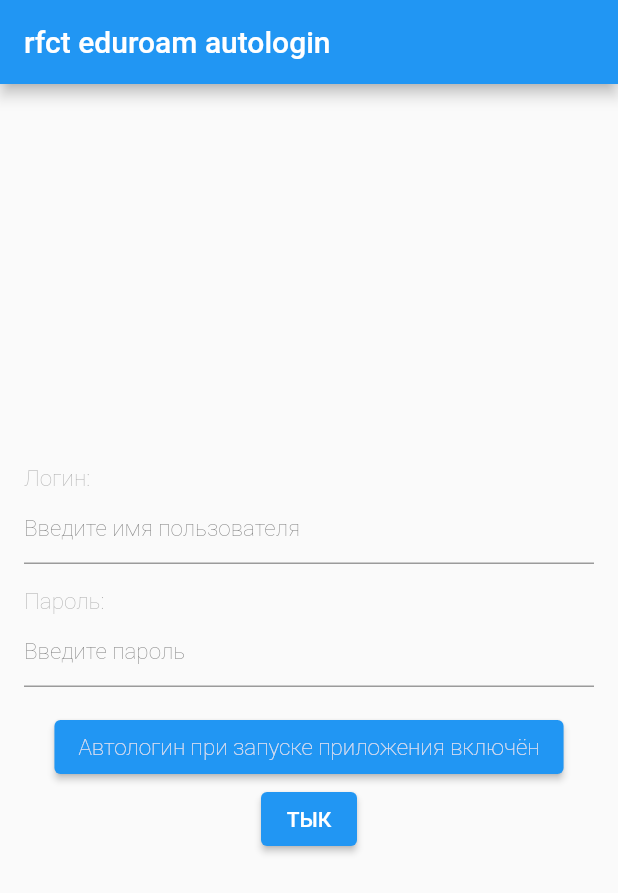
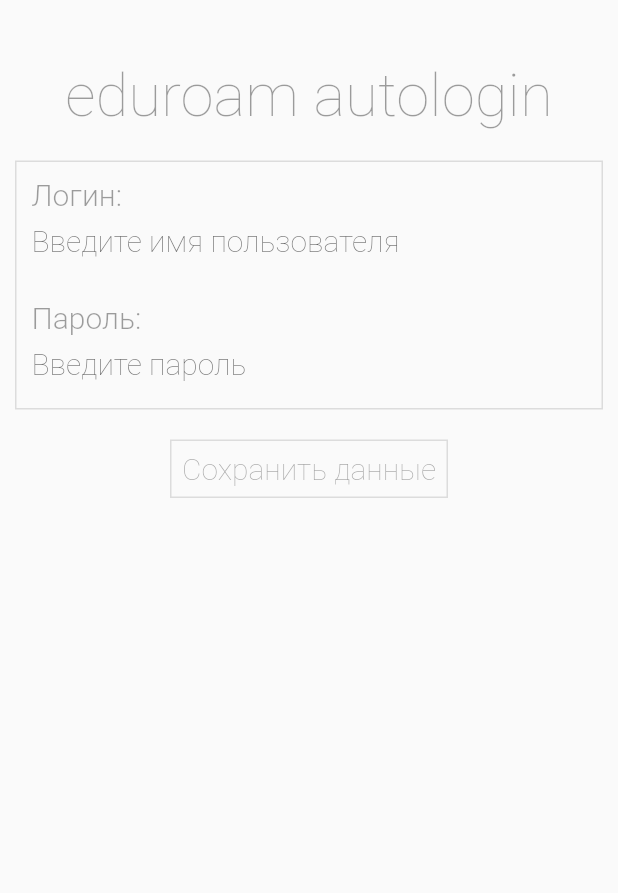
Before and after one commit to dispersik/eduroam_autologin, a Flutter app: the screen it shows after launch, on a phone screen of 412 x 824 dp. Shown: the top 893 px of the screen. Run offline on Flutter 3.47's test engine with Material 2 defaults, Android fonts, the phone set to English and light mode, and no system bars; our stand-ins replace shared_preferences.

Commit message:
changed ui; refactored code

```diff
--- a/lib/main.dart
+++ b/lib/main.dart
@@ -3,15 +3,11 @@
 import 'package:url_launcher/url_launcher.dart';
 import 'package:shared_preferences/shared_preferences.dart';
 import 'package:eduroam_autologin/storageHelper.dart';
+import 'package:eduroam_autologin/ui_helper.dart';
 
 void main() {
   runApp(MyApp());
 }
-
-final List<String> credentialLocal = List<String>();
-bool _credenitalUpdated = false;
-bool autologinAtStartUp = true;
-bool startUpState = true;
 
 class MyApp extends StatelessWidget {
   // This widget is the root of your application.
@@ -22,196 +18,64 @@
       theme: ThemeData(
         primarySwatch: Colors.blue,
       ),
-      home: MyHomePage(title: 'rfct eduroam autologin'),
+      home: MyHomePage(),
     );
   }
 }
 
 class MyHomePage extends StatefulWidget {
-  MyHomePage({Key key, this.title}) : super(key: key);
-
-  final String title;
+  MyHomePage({Key key}) : super(key: key);
 
   @override
   _MyHomePageState createState() => _MyHomePageState();
 }
 
 class _MyHomePageState extends State<MyHomePage> {
-  final loginController = TextEditingController();
-  final passwordController = TextEditingController();
-
-  void connectToEduroam(List<String> credential) async {
-    if (credential.isNotEmpty && credential[0]!= null && credential[1]!=null) {
-    final link = 'http://'+credential[0]+":"+credential[1]+'@10.0.0.10/connect.html';
-    if (await canLaunch (link)) {
+  void connectToEduroam(String login, String password) async {
+    if (login != null && password != null) {
+      final link =
+          'http://' + login + ":" + password + '@10.0.0.10/connect.html';
+      if (await canLaunch(link)) {
         await launch(link, forceSafariVC: false);
         print('Eduroam get happen');
       }
     }
   }
 
-  Future<List<String>> loadData() async {
-    final prefs = await SharedPreferences.getInstance();
-    final credential = prefs.getStringList('credential');
-
-    return credential;
-  }
-
-  getData() async {
-    List<String> cred = await loadData();
-    print(cred);
-    if (cred!=null && cred.isNotEmpty) {
-      setState(() {
-        credentialLocal.clear();
-        credentialLocal.addAll(cred);
-      });
-    }
-  }
-
-  void saveData(List<String> credential) async {
-    final prefs = await SharedPreferences.getInstance();
-    prefs.setStringList('credential', credential);
-  }
-
-  Color getColor(Set<MaterialState> states) {
-    if (autologinAtStartUp) {
-      return Colors.blue;
-    }
-    return Colors.blueGrey;
-  }
-
-  String getButtonText() {
-    if (autologinAtStartUp)
-      return 'Автологин при запуске приложения включён';
-    return 'Автологин при запуске приложения выключен';
-  }
-
-  final TextStyle _styleLight = TextStyle(
-    color: Colors.red[50].withOpacity(0.9),
-    // color: Colors.black38,
-    fontSize: 15,
-    fontWeight: FontWeight.w200,
-  );
-
-  final TextStyle _styleDark = TextStyle(
-    // color: Colors.red[50].withOpacity(0.9),
-    color: Colors.black38,
-    fontSize: 15,
-    fontWeight: FontWeight.w200,
-  );
-
-  changeLogin(String login) {
-    if (login!=null || login.length != 0) {
-      if (credentialLocal == null || credentialLocal.isEmpty) {
-        setState(() {
-          credentialLocal.clear();
-          credentialLocal.add(login);
-          credentialLocal.add('');
-        });
-      }
-      else {
-        setState(() {
-          credentialLocal[0] = login;
-        });
-      }
-      saveData(credentialLocal);
-    }
-  }
-
-  changePassword(String password) {
-    if (password!=null || password.length != 0) {
-      print(credentialLocal);
-      if (credentialLocal == null || credentialLocal.isEmpty) {
-        setState(() {
-          credentialLocal.clear();
-          credentialLocal.add('');
-          credentialLocal.add(password);
-        });
-      }
-      else {
-        credentialLocal[1] = password;
-      }
-      saveData(credentialLocal);
-    }
-  }
-
   @override
   Widget build(BuildContext context) {
-    if (startUpState) {
-      getData();
-
-      if (credentialLocal != null && credentialLocal.isNotEmpty) {
-        setState(() {
-          loginController.text = credentialLocal[0];
-          passwordController.text = credentialLocal[1];
-        });
-      }
-
-      if (autologinAtStartUp) {
-        connectToEduroam(credentialLocal);
-      }
-
-      startUpState = false;
-    }
-
     return Scaffold(
-      appBar: AppBar(
-        title: Text(widget.title),
+      // appBar: AppBar(
+      //   title: Text(widget.title),
+      // ),
+      body: Center(
+        child: Column(
+          mainAxisAlignment: MainAxisAlignment.start,
+          children: <Widget>[
+            titleElement(),
+            Padding(
+                padding:
+                    EdgeInsets.only(left: 10, right: 10, bottom: 20, top: 20),
+              child: Container(
+                decoration: BoxDecoration(
+                  border: Border.all(color: Colors.black12),
                 ),
-      body: Padding(
-        padding: EdgeInsets.all(16),
-        child: Center(
+                child: Padding(
+                  padding: EdgeInsets.all(10),
                   child: Column(
-            mainAxisAlignment: MainAxisAlignment.center,
-            children: <Widget>[
-              Row(children: [Text('Логин: ', textAlign: TextAlign.left, style: _styleDark,),]),
-              Row(children: <Widget>[
-                Flexible(child: TextField(
-                  style: _styleDark,
-                  controller: loginController,
-                  onChanged: (text) {
-                    changeLogin(text);
-                  },
-                  decoration: InputDecoration(
-                      hintText: "Введите имя пользователя"),
+                    children: [
+                      ...loginElements(),
+                      SizedBox(
+                        height: 20,
+                      ),
+                      ...passwordElements(),
+                    ],
                   ),
                 ),
-              ],),
-              Row(children: [Text('')],),
-              Row(children: [Text('Пароль: ', textAlign: TextAlign.left, style: _styleDark,),]),
-              Row(children: <Widget>[
-                Flexible(child: TextField(
-                  style: _styleDark,
-                  onChanged: (text) {
-                    changePassword(text);
-                  },
-                  controller: passwordController,
-                  decoration: InputDecoration(
-                      hintText: "Введите пароль"),
               ),
             ),
-              ],),
-              Row(children: [Text('')],),
-              ElevatedButton(
-                child: Text(getButtonText(), style: _styleLight,),
-                onPressed: () {
-                  setState(() {
-                    autologinAtStartUp = !autologinAtStartUp;
-                  });
-                },
-                style: ButtonStyle(
-                  backgroundColor: MaterialStateProperty.resolveWith(getColor),),
-              ),
-              ElevatedButton(
-                child: Text("ТЫК"),
-                onPressed: () {
-                  print(credentialLocal);
-                  getData();
-                  // print()
-                },
-              ),
+            saveDataElement()
           ],
-          ),
         ),
       ),
     );
--- /dev/null
+++ b/lib/ui_helper.dart
@@ -0,0 +1,110 @@
+import 'package:flutter/material.dart';
+import 'package:flutter/widgets.dart';
+
+String login;
+String password;
+
+final loginController = TextEditingController();
+final passwordController = TextEditingController();
+
+TextStyle _styleDarkKey() => TextStyle(
+  // color: Colors.red[50].withOpacity(0.9),
+  color: Colors.black38,
+  fontSize: 20,
+  fontWeight: FontWeight.w300,
+);
+
+TextStyle _styleDarkValue() => TextStyle(
+  // color: Colors.red[50].withOpacity(0.9),
+  color: Colors.black38,
+  fontSize: 20,
+  fontWeight: FontWeight.w200,
+);
+
+TextStyle _titleStyle() => TextStyle(
+  color: Colors.black38,
+  fontSize: 40,
+  fontWeight: FontWeight.w100,
+);
+
+Widget titleElement() {
+  return Padding(
+      padding: EdgeInsets.only(top: 40),
+      child: Text("eduroam autologin", style: _titleStyle(),),
+  );
+}
+
+List<Widget> loginElements() {
+  return [
+    Row(children: [
+      Text(
+        'Логин: ',
+        textAlign: TextAlign.left,
+        style: _styleDarkKey(),
+      ),
+    ]),
+    Row(
+      children: <Widget>[
+        Flexible(
+          child: TextField(
+            style: _styleDarkValue(),
+            controller: loginController,
+            onChanged: (text) {
+              // changeLogin(text);
+            },
+            decoration: InputDecoration(
+                border: InputBorder.none,
+                // isCollapsed: true,
+                isDense: true,
+                hintText: "Введите имя пользователя"),
+          ),
+        ),
+      ],
+    ),
+  ];
+}
+
+List<Widget> passwordElements() {
+  return [
+    Row(children: [
+      Text(
+        'Пароль: ',
+        textAlign: TextAlign.left,
+        style: _styleDarkKey(),
+      ),
+    ]),
+    Row(
+      children: <Widget>[
+        Flexible(
+          child: TextField(
+            style: _styleDarkValue(),
+            onChanged: (text) {
+              // changePassword(text);
+            },
+            controller: passwordController,
+            decoration: InputDecoration(
+                border: InputBorder.none,
+                isDense: true,
+                hintText: "Введите пароль"),
+          ),
+        ),
+      ],
+    ),
+  ];
+}
+
+Widget saveDataElement() {
+  return Container(
+    decoration: BoxDecoration(
+        border: Border.all(color: Colors.black12),
+        // borderRadius: BorderRadius.circular(20)
+    ),
+    child: Padding(
+      padding: EdgeInsets.all(7),
+      child: Text(
+        'Сохранить данные',
+        style: _styleDarkValue(),
+      ),
+    ),
+  );
+}
--- a/pubspec.yaml
+++ b/pubspec.yaml
@@ -1,5 +1,5 @@
 name: eduroam_autologin
-description: Automatic loggging in eduroam
+description: Automatic logging in eduroam
 
 # The following line prevents the package from being accidentally published to
 # pub.dev using `pub publish`. This is preferred for private packages.
@@ -29,7 +29,7 @@
 
   # The following adds the Cupertino Icons font to your application.
   # Use with the CupertinoIcons class for iOS style icons.
-  cupertino_icons: ^1.0.1
+  cupertino_icons: ^1.0.0
 
 dev_dependencies:
   flutter_test:
```
Also changed, not shown: lib/storageHelper.dart (+24 -0 lines), pubspec.lock. Lines whose indentation alone changed are shown as unchanged.
